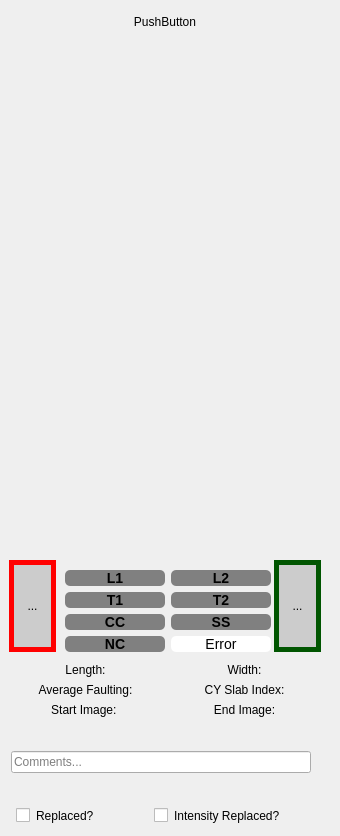
Above: resources/year_panel.ui from jadenl99/JPCP-tool before the change. Below: the same form after it.
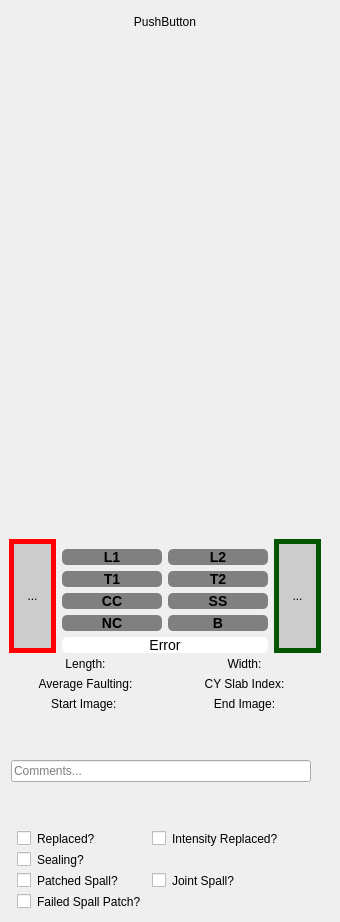
That is the form after the change. Icons and pictures are not drawn.

Commit message: spall buttons

```diff
--- a/resources/year_panel.ui
+++ b/resources/year_panel.ui
@@ -7,7 +7,7 @@
     <x>0</x>
     <y>0</y>
     <width>340</width>
-    <height>836</height>
+    <height>922</height>
    </rect>
   </property>
   <property name="sizePolicy">
@@ -82,9 +82,15 @@
         <property name="leftMargin">
          <number>5</number>
         </property>
+        <property name="topMargin">
+         <number>2</number>
+        </property>
         <property name="rightMargin">
          <number>5</number>
         </property>
+        <property name="bottomMargin">
+         <number>2</number>
+        </property>
         <item>
          <widget class="QLabel" name="slab_img">
           <property name="sizePolicy">
@@ -131,6 +137,12 @@
         </size>
        </property>
        <layout class="QHBoxLayout" name="horizontalLayout_2">
+        <property name="topMargin">
+         <number>2</number>
+        </property>
+        <property name="bottomMargin">
+         <number>2</number>
+        </property>
         <item>
          <widget class="QToolButton" name="back_btn">
           <property name="sizePolicy">
@@ -443,19 +455,45 @@
            </widget>
           </item>
           <item row="3" column="1">
+           <widget class="QPushButton" name="b_btn">
+            <property name="sizePolicy">
+             <sizepolicy hsizetype="Fixed" vsizetype="Fixed">
+              <horstretch>0</horstretch>
+              <verstretch>0</verstretch>
+             </sizepolicy>
+            </property>
+            <property name="minimumSize">
+             <size>
+              <width>100</width>
+              <height>0</height>
+             </size>
+            </property>
+            <property name="styleSheet">
+             <string notr="true">QPushButton{
+background-color : gray;
+border-style : outset;
+border-radius: 5px;
+font : bold 14px;
+adding : 2px;
+}
+QPushButton::checked{
+background-color: green;
+border-style : inset;
+}</string>
+            </property>
+            <property name="text">
+             <string>B</string>
+            </property>
+            <property name="checkable">
+             <bool>true</bool>
+            </property>
+            <property name="autoExclusive">
+             <bool>true</bool>
+            </property>
+           </widget>
+          </item>
+          <item row="4" column="0" colspan="2">
            <widget class="QPushButton" name="error_btn">
-            <property name="sizePolicy">
-             <sizepolicy hsizetype="Fixed" vsizetype="Fixed">
-              <horstretch>0</horstretch>
-              <verstretch>0</verstretch>
-             </sizepolicy>
-            </property>
-            <property name="minimumSize">
-             <size>
-              <width>100</width>
-              <height>0</height>
-             </size>
-            </property>
             <property name="styleSheet">
              <string notr="true">QPushButton{
 background-color : white;
@@ -681,14 +719,60 @@
        <property name="layoutDirection">
         <enum>Qt::LeftToRight</enum>
        </property>
-       <layout class="QHBoxLayout" name="replaced_layout">
+       <layout class="QGridLayout" name="replaced_layout">
+        <property name="leftMargin">
+         <number>10</number>
+        </property>
         <property name="topMargin">
          <number>2</number>
         </property>
         <property name="bottomMargin">
          <number>2</number>
         </property>
-        <item>
+        <property name="horizontalSpacing">
+         <number>3</number>
+        </property>
+        <item row="1" column="2">
+         <widget class="QCheckBox" name="replaced_intensity_box">
+          <property name="sizePolicy">
+           <sizepolicy hsizetype="Fixed" vsizetype="Fixed">
+            <horstretch>0</horstretch>
+            <verstretch>0</verstretch>
+           </sizepolicy>
+          </property>
+          <property name="maximumSize">
+           <size>
+            <width>160</width>
+            <height>16777215</height>
+           </size>
+          </property>
+          <property name="text">
+           <string>Intensity Replaced?</string>
+          </property>
+         </widget>
+        </item>
+        <item row="3" column="1">
+         <widget class="QCheckBox" name="sealed_box">
+          <property name="text">
+           <string>Sealing?</string>
+          </property>
+         </widget>
+        </item>
+        <item row="5" column="2">
+         <widget class="QCheckBox" name="joint_spall_box">
+          <property name="text">
+           <string>Joint Spall?</string>
+          </property>
+         </widget>
+        </item>
+        <item row="5" column="1">
+         <widget class="QCheckBox" name="patched_spall_box">
+          <property name="text">
+           <string>Patched Spall?</string>
+          </property>
+         </widget>
+        </item>
+        <item row="1" column="1">
          <widget class="QCheckBox" name="replaced_box">
           <property name="sizePolicy">
            <sizepolicy hsizetype="Fixed" vsizetype="Fixed">
@@ -713,22 +797,10 @@
           </property>
          </widget>
         </item>
-        <item>
-         <widget class="QCheckBox" name="replaced_intensity_box">
-          <property name="sizePolicy">
-           <sizepolicy hsizetype="Fixed" vsizetype="Fixed">
-            <horstretch>0</horstretch>
-            <verstretch>0</verstretch>
-           </sizepolicy>
-          </property>
-          <property name="maximumSize">
-           <size>
-            <width>160</width>
-            <height>16777215</height>
-           </size>
-          </property>
+        <item row="6" column="1">
+         <widget class="QCheckBox" name="failed_spall_box">
           <property name="text">
-           <string>Intensity Replaced?</string>
+           <string>Failed Spall Patch?</string>
           </property>
          </widget>
         </item>
```
Left out of the diff: 20 changed lines with no effect on the pictures. The commit also changes 13 other files.
